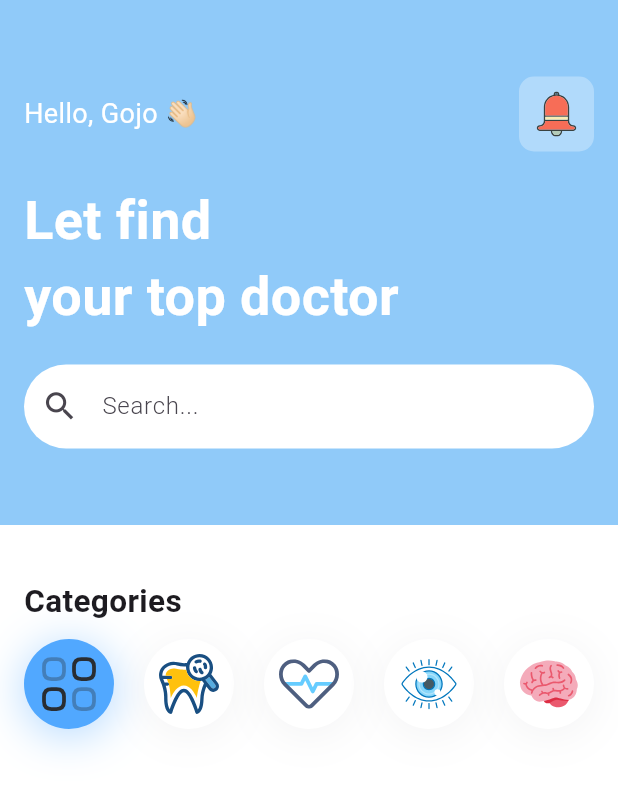
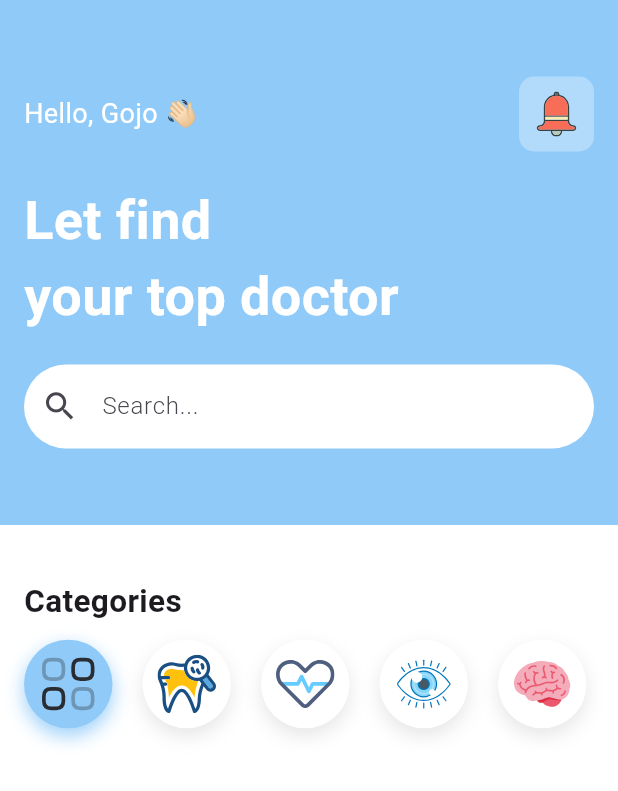
Before and after one commit to Kei-K23/flutter-practice, a Flutter app: the screen it shows after launch, on a phone screen of 412 x 824 dp. Shown: the top 791 px of the screen. Run offline on Flutter 3.47's test engine with Material 3 defaults, Android fonts, the phone set to English and light mode, and no system bars; our stand-ins replace flutter_svg.

Commit message:
chore: update box shadow of category item

```diff
--- a/lib/screens/home.dart
+++ b/lib/screens/home.dart
@@ -33,9 +33,8 @@ class _HomeState extends State<Home> {
             "Categories",
             style: TextStyle(fontSize: 21, fontWeight: FontWeight.w600),
           ),
-          SizedBox(height: 10),
           SizedBox(
-            height: 60,
+            height: 80,
             child: ListView.separated(
               scrollDirection: Axis.horizontal,
               itemBuilder: (context, index) {
@@ -48,21 +47,21 @@ class _HomeState extends State<Home> {
                     setState(() {});
                   },
                   child: Container(
-                    width: 60,
+                    width: 59,
                     height: 60,
                     padding: EdgeInsets.all(10),
                     decoration: BoxDecoration(
                       color: categories[index].isSelected
-                          ? const Color(0xff51A8FF)
+                          ? Colors.blue.shade200
                           : Colors.white,
                       shape: BoxShape.circle,
                       boxShadow: [
                         BoxShadow(
                           color: categories[index].isSelected
-                              ? const Color(0xff51A8FF).withValues(alpha: .45)
-                              : const Color(0xff050618).withValues(alpha: .05),
-                          offset: const Offset(0, 4),
-                          blurRadius: 25,
+                              ? Colors.blue.shade200.withValues(alpha: .9)
+                              : Colors.black.withValues(alpha: .1),
+                          offset: const Offset(0, 5),
+                          blurRadius: 10,
                         ),
                       ],
                     ),
```
